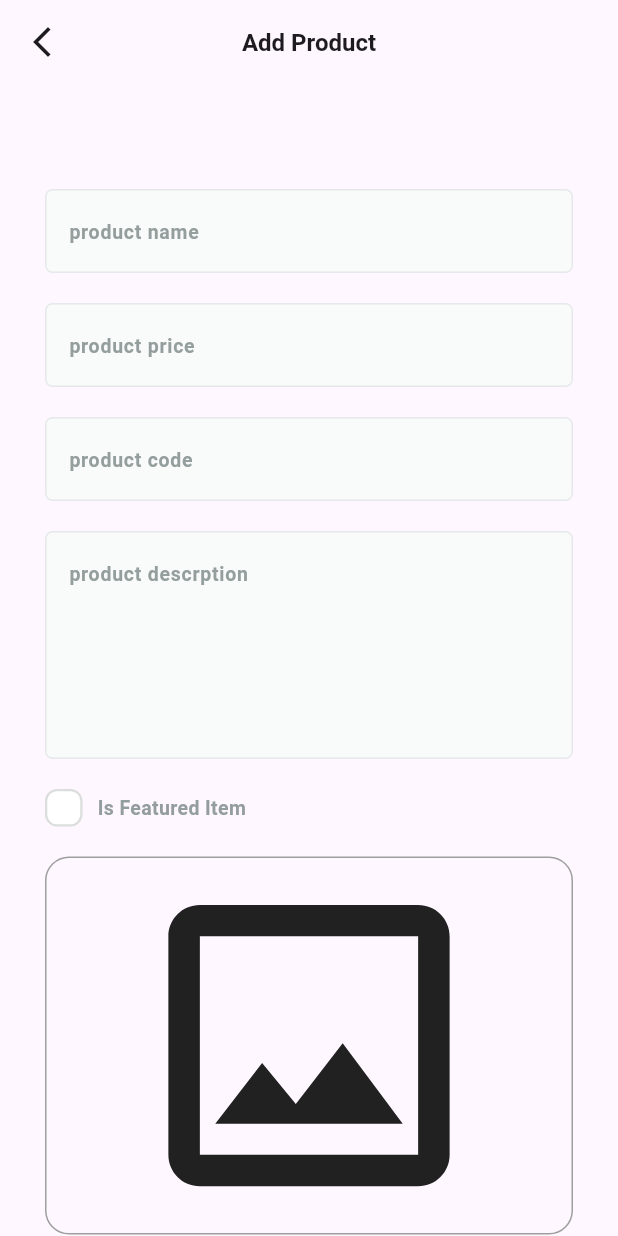
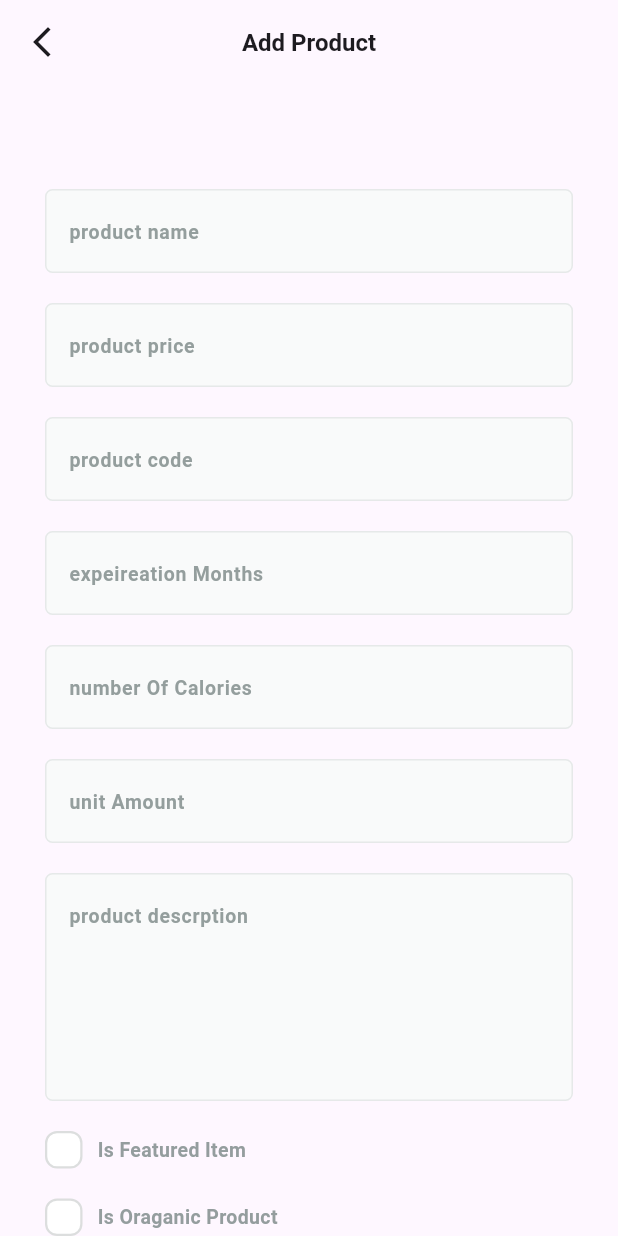
Before and after one commit to MohamedEssami20/fruits_hub_dashboard, a Flutter app: the AddProductView screen opened by its route, on a phone screen of 412 x 824 dp. Run offline on Flutter 3.47's test engine with Material 3 defaults, Android fonts, the phone set to English and light mode, and no system bars; drawn by our look-alikes of modal_progress_hud_nsn, skeletonizer; our stand-ins replace cloud_firestore, dartz, firebase_core, firebase_storage, flutter_bloc, get_it and 1 more; accounts and stored records are empty.

Commit message:
create a reviews entity ,model and add them to add product entity and product model

```diff
--- /dev/null
+++ b/lib/core/utils/widgets/is_organic_product.dart
@@ -0,0 +1,43 @@
+import 'package:flutter/material.dart';
+import 'package:fruits_hub_dashboard/core/utils/Widgets/custom_checkbox.dart';
+import '../../../../../core/utils/app_text_style.dart';
+
+class IsOrganicProduct extends StatefulWidget {
+  const IsOrganicProduct({super.key, required this.onCahanged});
+  final ValueChanged<bool> onCahanged;
+  @override
+  State<IsOrganicProduct> createState() => _IsOrganicProductState();
+}
+
+class _IsOrganicProductState extends State<IsOrganicProduct> {
+  bool termsAndCondition = false;
+  @override
+  Widget build(BuildContext context) {
+    return Row(
+      children: [
+        CustomCheckbox(
+          isChecked: termsAndCondition,
+          onChanged: (value) {
+            termsAndCondition = value!;
+            widget.onCahanged(value);
+            setState(() {});
+          },
+        ),
+        const SizedBox(width: 10),
+        Text.rich(
+          TextSpan(
+            children: [
+              TextSpan(
+                text: "Is Oraganic Product",
+                style: TextStyles.semiBold13.copyWith(
+                  color: const Color(0xff949D9E),
+                ),
+              ),
+            ],
+          ),
+          textAlign: TextAlign.right,
+        ),
+      ],
+    );
+  }
+}
--- a/lib/feature/add_product/presentation/domain/entities/add_product_input_entity.dart
+++ b/lib/feature/add_product/presentation/domain/entities/add_product_input_entity.dart
@@ -1,4 +1,6 @@
 import 'dart:io';
+
+import 'package:fruits_hub_dashboard/feature/add_product/presentation/domain/entities/reviews_entity.dart';
 
 class AddProductInputEntity {
   final String name;
@@ -8,13 +10,27 @@ class AddProductInputEntity {
   final bool isFeatured;
   final String description;
   String? iamgeUrl;
-
-  AddProductInputEntity(
-      {required this.name,
+  final int expeireationMonths;
+  final bool isOraganic;
+  final int numberOfCalories;
+  final num avgRating;
+  final num ratingCount;
+  final int unitAmount;
+  final List<ReviewsEntity> reviews;
+  AddProductInputEntity({
+    required this.name,
     required this.code,
     required this.price,
     required this.image,
     required this.isFeatured,
     required this.description,
-      this.iamgeUrl});
+    this.iamgeUrl,
+    required this.expeireationMonths,
+    this.isOraganic = false,
+    required this.numberOfCalories,
+    this.avgRating = 0,
+    this.ratingCount = 0,
+    required this.unitAmount,
+    required this.reviews,
+  });
 }
--- /dev/null
+++ b/lib/feature/add_product/presentation/domain/entities/reviews_entity.dart
@@ -0,0 +1,14 @@
+class ReviewsEntity {
+  final String name;
+  final num ratting;
+  final String date;
+  final String image;
+  final String reviewDescription;
+
+  ReviewsEntity(
+      {required this.name,
+      required this.ratting,
+      required this.date,
+      required this.image,
+      required this.reviewDescription});
+}
--- a/lib/feature/add_product/presentation/views/widgets/add_product_view_body.dart
+++ b/lib/feature/add_product/presentation/views/widgets/add_product_view_body.dart
@@ -5,6 +5,8 @@ import 'package:flutter_bloc/flutter_bloc.dart';
 import 'package:fruits_hub_dashboard/core/utils/widgets/custom_button.dart';
 import 'package:fruits_hub_dashboard/core/utils/widgets/custom_text_form_filed.dart';
 import 'package:fruits_hub_dashboard/core/utils/widgets/is_featured_item.dart';
+import 'package:fruits_hub_dashboard/core/utils/widgets/is_organic_product.dart';
+import 'package:fruits_hub_dashboard/feature/add_product/presentation/domain/entities/reviews_entity.dart';
 import 'package:fruits_hub_dashboard/feature/add_product/presentation/manager/cubit/add_product_cubit.dart';
 import 'package:fruits_hub_dashboard/feature/add_product/presentation/views/widgets/image_field.dart';
 
@@ -23,6 +25,8 @@ class _AddProductViewBodyState extends State<AddProductViewBody> {
   late String name, code, description;
   late num price;
   late bool isFeatured = false;
+  late bool isOraganic = false;
+  late int expeireationMonths, numberOfCalories, unitAmount;
   File? imageFile;
   @override
   Widget build(BuildContext context) {
@@ -60,6 +64,30 @@ class _AddProductViewBodyState extends State<AddProductViewBody> {
             const SizedBox(height: 20),
             CustomTextFormFiled(
               onSaved: (value) {
+                expeireationMonths = int.parse(value!);
+              },
+              hintText: "expeireation Months",
+              textInputType: TextInputType.text,
+            ),
+            const SizedBox(height: 20),
+            CustomTextFormFiled(
+              onSaved: (value) {
+                numberOfCalories = int.parse(value!);
+              },
+              hintText: "number Of Calories",
+              textInputType: TextInputType.text,
+            ),
+            const SizedBox(height: 20),
+            CustomTextFormFiled(
+              onSaved: (value) {
+                unitAmount = int.parse(value!);
+              },
+              hintText: "unit Amount",
+              textInputType: TextInputType.text,
+            ),
+            const SizedBox(height: 20),
+            CustomTextFormFiled(
+              onSaved: (value) {
                 description = value!;
               },
               hintText: "product descrption",
@@ -71,6 +99,10 @@ class _AddProductViewBodyState extends State<AddProductViewBody> {
               isFeatured = val;
             }),
             const SizedBox(height: 20),
+            IsOrganicProduct(onCahanged: (val) {
+              isOraganic = val;
+            }),
+            const SizedBox(height: 20),
             ImageField(
               onChanged: (value) {
                 imageFile = value;
@@ -78,23 +110,36 @@ class _AddProductViewBodyState extends State<AddProductViewBody> {
             ),
             const SizedBox(height: 20),
             CustomButton(
-              onPressed: () async{
+              onPressed: () async {
                 if (imageFile != null) {
                   if (_formKey.currentState!.validate()) {
                     _formKey.currentState!.save();
                     autovalidateMode = AutovalidateMode.disabled;
-                      setState(() {});
-                     AddProductInputEntity addProductInputEntity =
+                    setState(() {});
+                    AddProductInputEntity addProductInputEntity =
                         AddProductInputEntity(
+                      reviews: [
+                        ReviewsEntity(
+                            name: "mohamed Essam",
+                            ratting: 6,
+                            date: DateTime.now().toIso8601String(),
+                            image:
+                                "https://encrypted-tbn0.gstatic.com/images?q=tbn:ANd9GcRmCy16nhIbV3pI1qLYHMJKwbH2458oiC9EmA&s",
+                            reviewDescription: "this is a very good product")
+                      ],
                       name: name,
                       price: price,
                       code: code,
                       description: description,
                       image: imageFile!,
                       isFeatured: isFeatured,
+                      isOraganic: isOraganic,
+                      unitAmount: unitAmount,
+                      expeireationMonths: expeireationMonths,
+                      numberOfCalories: numberOfCalories,
                     );
-                    await context.read<AddProductCubit>().addProduct(addProductInputEntity: addProductInputEntity);
-
+                    await context.read<AddProductCubit>().addProduct(
+                        addProductInputEntity: addProductInputEntity);
                   } else {
                     autovalidateMode = AutovalidateMode.always;
                     setState(() {});
--- a/lib/feature/add_product/presentation/views/widgets/add_product_view_body_bloc_consumer.dart
+++ b/lib/feature/add_product/presentation/views/widgets/add_product_view_body_bloc_consumer.dart
@@ -20,6 +20,7 @@ class AddProductViewBodyBlocConsumer extends StatelessWidget {
             inAsyncCall: state is AddProductLoading,
             child: const AddProductViewBody());
       },
+
       listener: (context, state) {
         if (state is AddProductSucess) {
           showSuccessBar(context, "sucessfully added");
```
Also changed, not shown: lib/feature/add_product/data/models/add_product_entity_model.dart (+40 -5 lines), lib/feature/add_product/data/models/reviews_model.dart (added, +46 -0 lines). Lines whose indentation alone changed are shown as unchanged.
